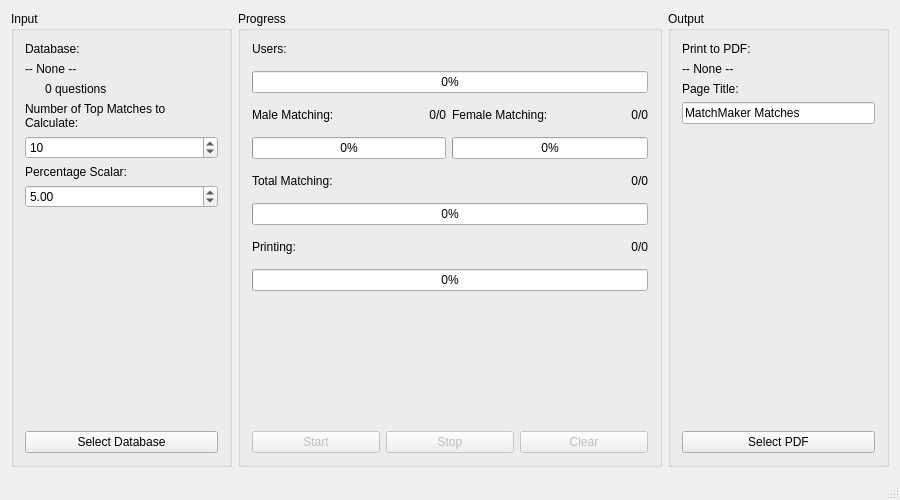
Above: Qt_MatchMaker/MainWindow.ui from jasonpaulos/MatchMaker before the change. Below: the same form after it.
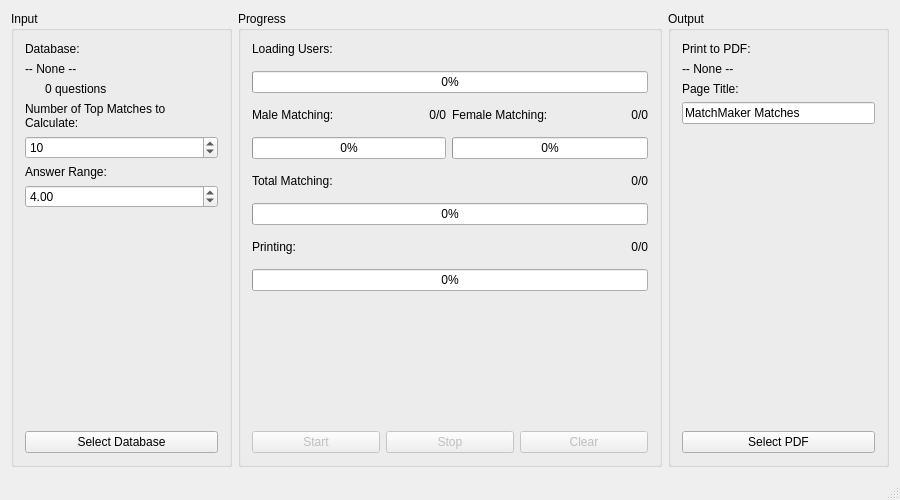
That is the form after the change.

Commit message: Added tooltips and modified percentage scaling

Diff of the .ui file:
```diff
--- a/Qt_MatchMaker/MainWindow.ui
+++ b/Qt_MatchMaker/MainWindow.ui
@@ -139,14 +139,17 @@
           <double>100000.000000000000000</double>
          </property>
          <property name="value">
-          <double>5.000000000000000</double>
+          <double>4.000000000000000</double>
          </property>
         </widget>
        </item>
        <item row="5" column="0">
         <widget class="QLabel" name="scalarLabel">
          <property name="text">
-          <string>Percentage Scalar:</string>
+          <string>Answer Range:</string>
+         </property>
+         <property name="wordWrap">
+          <bool>true</bool>
          </property>
         </widget>
        </item>
@@ -248,7 +251,7 @@
          <item row="0" column="0" colspan="2">
           <widget class="QLabel" name="usersLabel">
            <property name="text">
-            <string>Users:</string>
+            <string>Loading Users:</string>
            </property>
           </widget>
          </item>
```
Left out of the diff: 15 changed lines with no effect on the pictures. The commit also changes 5 other files.
